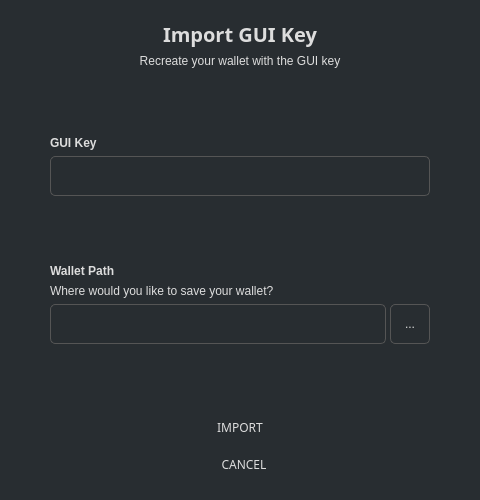
Before: the Qt Designer form src/gui/ui/importguikeydialog.ui in ConcealNetwork/conceal-desktop, drawn with Qt 5.
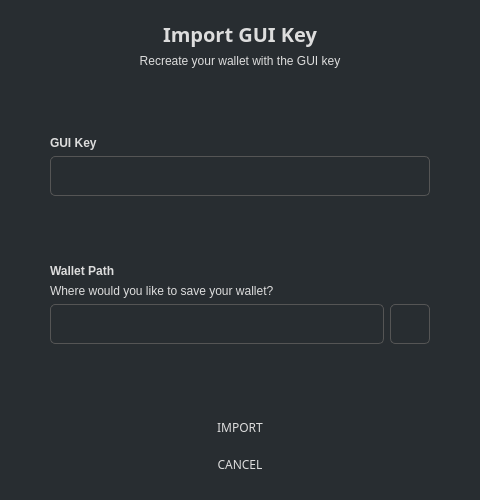
After: the same form once the commit is applied. Icons and pictures are not drawn.

Diff of the .ui file:
```diff
--- a/src/gui/ui/importguikeydialog.ui
+++ b/src/gui/ui/importguikeydialog.ui
@@ -56,6 +56,9 @@
       <string/>
      </property>
      <layout class="QVBoxLayout" name="verticalLayout_2">
+      <property name="spacing">
+       <number>6</number>
+      </property>
       <property name="leftMargin">
        <number>50</number>
       </property>
@@ -196,9 +199,9 @@
       </item>
       <item>
        <widget class="QGroupBox" name="horizontalGroupBox_1">
-        <layout class="QHBoxLayout" name="horizontalLayout">
+        <layout class="QHBoxLayout" name="horizontalLayout" stretch="0,0">
          <property name="spacing">
-          <number>4</number>
+          <number>6</number>
          </property>
          <property name="leftMargin">
           <number>0</number>
@@ -245,7 +248,11 @@
 padding: 3px;   </string>
            </property>
            <property name="text">
-            <string>...</string>
+            <string notr="true"/>
+           </property>
+           <property name="icon">
+            <iconset resource="../../resources.qrc">
+             <normaloff>:/icons/folder</normaloff>:/icons/folder</iconset>
            </property>
           </widget>
          </item>
@@ -315,10 +322,13 @@
       </item>
       <item>
        <widget class="QGroupBox" name="horizontalGroupBox_3">
-        <layout class="QHBoxLayout" name="horizontalLayout_3">
+        <layout class="QHBoxLayout" name="horizontalLayout_3" stretch="0">
          <property name="spacing">
           <number>0</number>
          </property>
+         <property name="leftMargin">
+          <number>0</number>
+         </property>
          <property name="topMargin">
           <number>0</number>
          </property>
```
Left out of the diff: 11 changed lines with no effect on the pictures.
